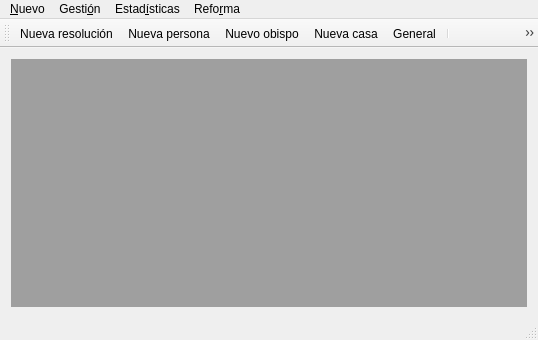
First picture: the form in gui/mainwindow.ui, repository rogorido/qtpredicadores, before the edit.
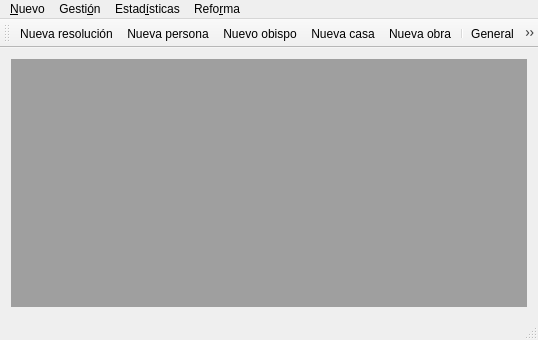
Second picture: the form after the edit. Icons and pictures are not drawn.

Commit message: Transformando a QWidget antiguos otros QDialog: dlgNuevaObra

```diff
--- a/gui/mainwindow.ui
+++ b/gui/mainwindow.ui
@@ -87,6 +87,8 @@
    <addaction name="actionNuevaPersona"/>
    <addaction name="actionNuevoObispo"/>
    <addaction name="actionNuevaCasa"/>
+   <addaction name="actionNuevaObra"/>
+   <addaction name="separator"/>
    <addaction name="actionGeneralEstadisticas"/>
    <addaction name="separator"/>
    <addaction name="actionResoluciones"/>
```
Left out of the diff: 4 changed lines with no effect on the pictures. The commit also changes 6 other files.
